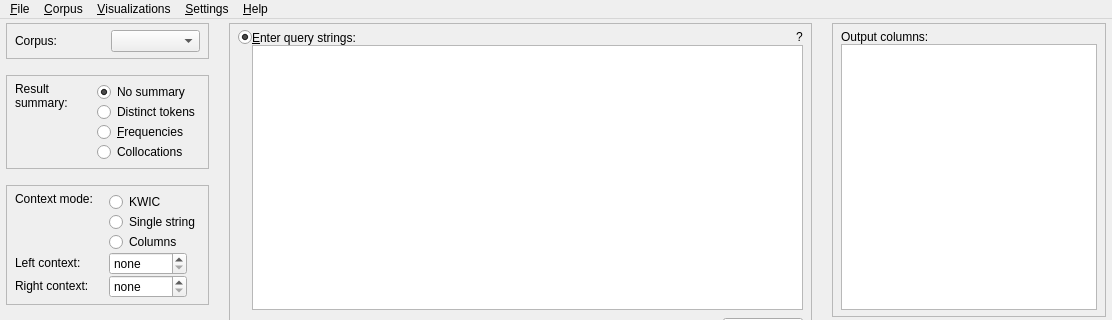
Qt form coquery/gui/coquery.ui (gkunter/coquery) before a commit; both pictures show x 0 to 1112 and y 0 to 320 of the 1112 by 791 pixel window.
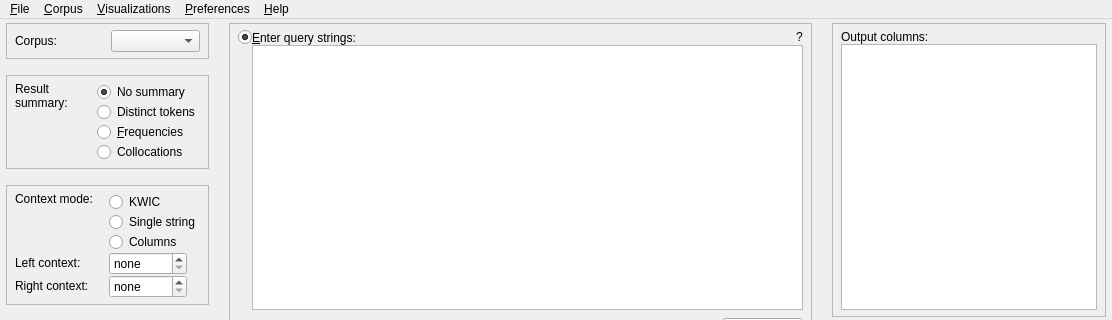
The same form after that commit. Icons and pictures are not drawn.

Commit message: Add Settings dialog

What changed in the file:
```diff
--- a/coquery/gui/coquery.ui
+++ b/coquery/gui/coquery.ui
@@ -1078,7 +1078,7 @@
      <x>0</x>
      <y>0</y>
      <width>1112</width>
-     <height>37</height>
+     <height>21</height>
     </rect>
    </property>
    <widget class="QMenu" name="menuFile">
@@ -1110,7 +1110,7 @@
    </widget>
    <widget class="QMenu" name="menuSettings">
     <property name="title">
-     <string>&amp;Settings</string>
+     <string>&amp;Preferences</string>
     </property>
     <addaction name="action_mySQL_settings"/>
     <addaction name="action_options"/>
```
Left out of the diff: 7 changed lines with no effect on the pictures. The commit also changes 4 other files.
